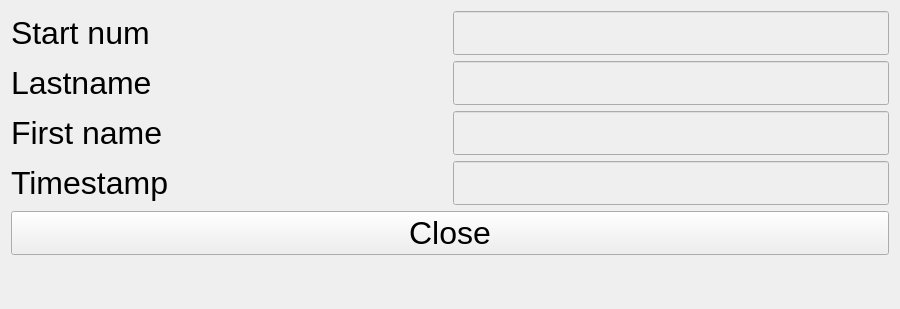
Before: the Qt Designer form src/views/sendresult/sendresult.ui in stivehu/um3, drawn with Qt 5.
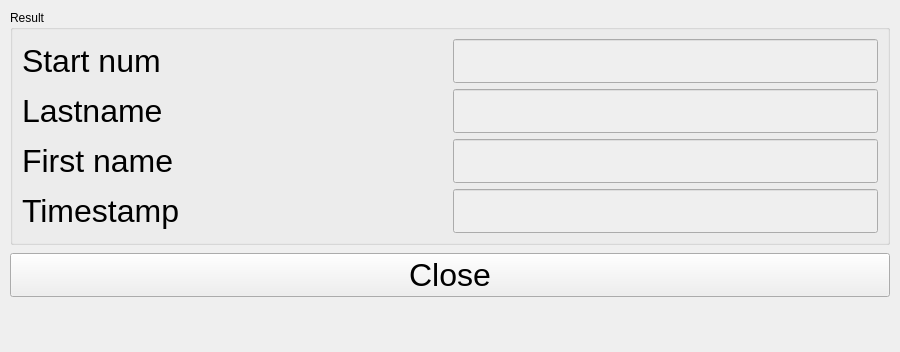
After: the same form once the commit is applied.

```diff
--- a/src/views/sendresult/sendresult.ui
+++ b/src/views/sendresult/sendresult.ui
@@ -10,7 +10,7 @@
     <x>0</x>
     <y>0</y>
     <width>900</width>
-    <height>261</height>
+    <height>300</height>
    </rect>
   </property>
   <property name="windowTitle">
@@ -20,11 +20,51 @@
    <string notr="true"/>
   </property>
   <layout class="QVBoxLayout" name="verticalLayout">
+   <property name="leftMargin">
+    <number>10</number>
+   </property>
+   <property name="topMargin">
+    <number>10</number>
+   </property>
+   <property name="rightMargin">
+    <number>10</number>
+   </property>
+   <property name="bottomMargin">
+    <number>10</number>
+   </property>
+   <property name="spacing">
+    <number>8</number>
+   </property>
    <property name="sizeConstraint">
     <enum>QLayout::SetDefaultConstraint</enum>
    </property>
    <item>
+    <widget class="QGroupBox" name="resultGroupBox">
+     <property name="title">
+      <string>Result</string>
+     </property>
     <layout class="QGridLayout" name="gridLayout">
+      <property name="verticalSpacing">
+       <number>6</number>
+      </property>
+      <item row="0" column="0">
+       <widget class="QLabel" name="startNumLabel">
+        <property name="sizePolicy">
+         <sizepolicy hsizetype="Expanding" vsizetype="Expanding">
+          <horstretch>0</horstretch>
+          <verstretch>0</verstretch>
+         </sizepolicy>
+        </property>
+        <property name="font">
+         <font>
+          <pointsize>24</pointsize>
+         </font>
+        </property>
+        <property name="text">
+         <string>Start num</string>
+        </property>
+       </widget>
+      </item>
      <item row="0" column="1">
       <widget class="QLineEdit" name="startnumLineEdit">
        <property name="enabled">
@@ -46,49 +86,7 @@
        </property>
       </widget>
      </item>
-     <item row="3" column="1">
-      <widget class="QLineEdit" name="firstnameLineEdit">
-       <property name="enabled">
-        <bool>false</bool>
-       </property>
-       <property name="sizePolicy">
-        <sizepolicy hsizetype="Expanding" vsizetype="Expanding">
-         <horstretch>0</horstretch>
-         <verstretch>0</verstretch>
-        </sizepolicy>
-       </property>
-       <property name="font">
-        <font>
-         <pointsize>24</pointsize>
-        </font>
-       </property>
-       <property name="styleSheet">
-        <string notr="true">color: rgb(0, 0, 0);</string>
-       </property>
-      </widget>
-     </item>
-     <item row="2" column="1">
-      <widget class="QLineEdit" name="lastnameLineEdit">
-       <property name="enabled">
-        <bool>false</bool>
-       </property>
-       <property name="sizePolicy">
-        <sizepolicy hsizetype="Expanding" vsizetype="Expanding">
-         <horstretch>0</horstretch>
-         <verstretch>0</verstretch>
-        </sizepolicy>
-       </property>
-       <property name="font">
-        <font>
-         <pointsize>24</pointsize>
-        </font>
-       </property>
-       <property name="styleSheet">
-        <string notr="true">color: rgb(0, 0, 0);</string>
-       </property>
-      </widget>
-     </item>
-     <item row="2" column="0">
+      <item row="1" column="0">
       <widget class="QLabel" name="lastnameLabel">
        <property name="sizePolicy">
         <sizepolicy hsizetype="Expanding" vsizetype="Expanding">
@@ -106,19 +104,28 @@
        </property>
       </widget>
      </item>
-     <item row="5" column="0">
-      <widget class="QLabel" name="timestampLabel">
+      <item row="1" column="1">
+       <widget class="QLineEdit" name="lastnameLineEdit">
+        <property name="enabled">
+         <bool>false</bool>
+        </property>
+        <property name="sizePolicy">
+         <sizepolicy hsizetype="Expanding" vsizetype="Expanding">
+          <horstretch>0</horstretch>
+          <verstretch>0</verstretch>
+         </sizepolicy>
+        </property>
        <property name="font">
         <font>
          <pointsize>24</pointsize>
         </font>
        </property>
-       <property name="text">
-        <string>Timestamp</string>
+        <property name="styleSheet">
+         <string notr="true">color: rgb(0, 0, 0);</string>
        </property>
       </widget>
      </item>
-     <item row="3" column="0">
+      <item row="2" column="0">
       <widget class="QLabel" name="firstnameLabel">
        <property name="sizePolicy">
         <sizepolicy hsizetype="Expanding" vsizetype="Expanding">
@@ -136,8 +143,11 @@
        </property>
       </widget>
      </item>
-     <item row="0" column="0">
-      <widget class="QLabel" name="startNumLabel">
+      <item row="2" column="1">
+       <widget class="QLineEdit" name="firstnameLineEdit">
+        <property name="enabled">
+         <bool>false</bool>
+        </property>
        <property name="sizePolicy">
         <sizepolicy hsizetype="Expanding" vsizetype="Expanding">
          <horstretch>0</horstretch>
@@ -149,12 +159,24 @@
          <pointsize>24</pointsize>
         </font>
        </property>
+        <property name="styleSheet">
+         <string notr="true">color: rgb(0, 0, 0);</string>
+        </property>
+       </widget>
+      </item>
+      <item row="3" column="0">
+       <widget class="QLabel" name="timestampLabel">
+        <property name="font">
+         <font>
+          <pointsize>24</pointsize>
+         </font>
+        </property>
        <property name="text">
-        <string>Start num</string>
+         <string>Timestamp</string>
        </property>
       </widget>
      </item>
-     <item row="5" column="1">
+      <item row="3" column="1">
       <widget class="QLineEdit" name="timestampLineEdit">
        <property name="enabled">
         <bool>false</bool>
@@ -170,6 +192,7 @@
       </widget>
      </item>
     </layout>
+    </widget>
    </item>
    <item>
     <widget class="QPushButton" name="closePushButton">
```
Lines whose indentation alone changed are shown as unchanged.
